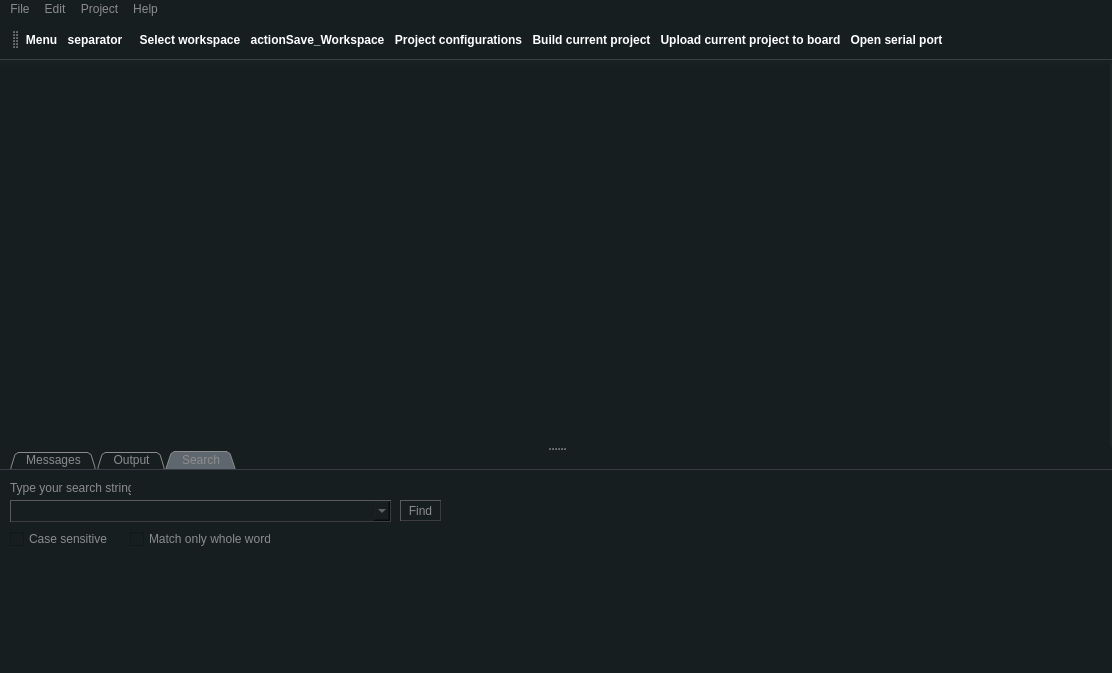
The window that src/mainwindow.ui (aporto/mariamole) describes before a commit, drawn with Qt 5.
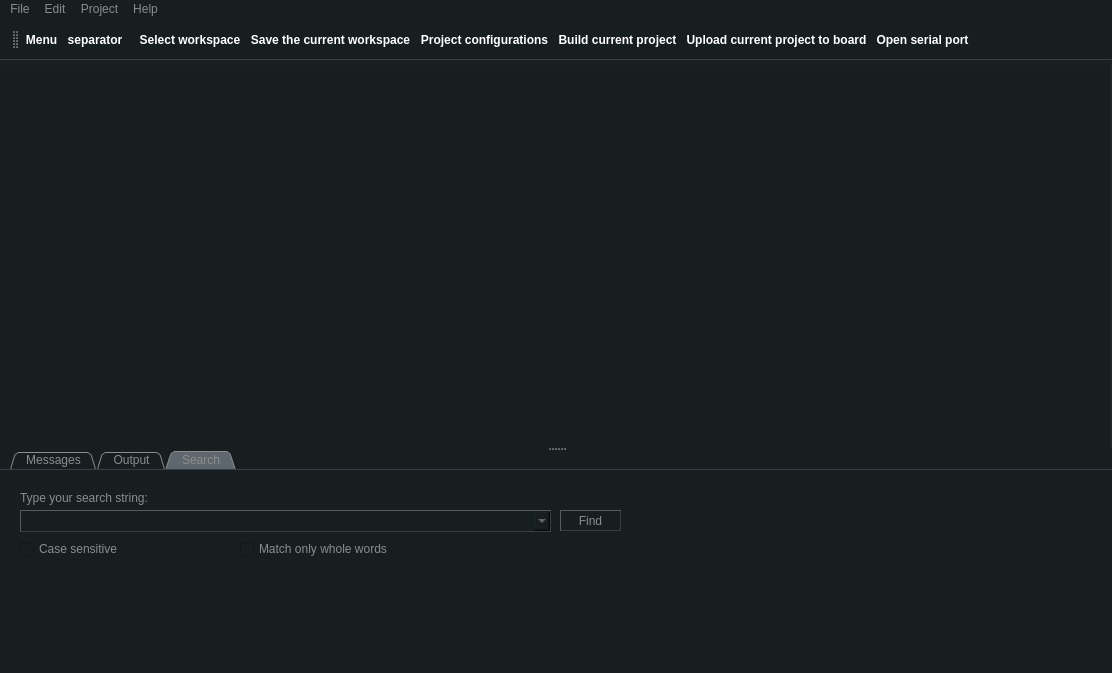
The same window after the commit. The open tabs and pages were chosen to show the change. Icons and pictures are not drawn.

The edit to the form file:
```diff
--- a/src/mainwindow.ui
+++ b/src/mainwindow.ui
@@ -715,9 +715,9 @@
         <widget class="QComboBox" name="searchText">
          <property name="geometry">
           <rect>
-           <x>10</x>
-           <y>30</y>
-           <width>381</width>
+           <x>20</x>
+           <y>40</y>
+           <width>531</width>
            <height>22</height>
           </rect>
          </property>
@@ -728,13 +728,16 @@
      border-color: rgb(60,60,60);
 </string>
          </property>
+         <property name="editable">
+          <bool>true</bool>
+         </property>
         </widget>
         <widget class="QLabel" name="label">
          <property name="geometry">
           <rect>
-           <x>10</x>
-           <y>10</y>
-           <width>121</width>
+           <x>20</x>
+           <y>20</y>
+           <width>221</width>
            <height>16</height>
           </rect>
          </property>
@@ -748,9 +751,9 @@
         <widget class="QCheckBox" name="searchCBCase">
          <property name="geometry">
           <rect>
-           <x>10</x>
-           <y>60</y>
-           <width>101</width>
+           <x>20</x>
+           <y>70</y>
+           <width>161</width>
            <height>18</height>
           </rect>
          </property>
@@ -761,9 +764,9 @@
         <widget class="QPushButton" name="btnSearch">
          <property name="geometry">
           <rect>
-           <x>400</x>
-           <y>30</y>
-           <width>41</width>
+           <x>560</x>
+           <y>40</y>
+           <width>61</width>
            <height>21</height>
           </rect>
          </property>
@@ -781,9 +784,9 @@
         <widget class="QCheckBox" name="searchCBWords">
          <property name="geometry">
           <rect>
-           <x>130</x>
-           <y>60</y>
-           <width>141</width>
+           <x>240</x>
+           <y>70</y>
+           <width>261</width>
            <height>18</height>
           </rect>
          </property>
@@ -923,7 +926,7 @@
      <normaloff>:/MainWindow/resources/toolbar/workspace.png</normaloff>:/MainWindow/resources/toolbar/workspace.png</iconset>
    </property>
    <property name="text">
-    <string>Select workspace</string>
+    <string>Switch workspace</string>
    </property>
    <property name="iconText">
     <string>Select workspace</string>
@@ -971,7 +974,7 @@
      <normaloff>:/MainWindow/resources/toolbar/save.png</normaloff>:/MainWindow/resources/toolbar/save.png</iconset>
    </property>
    <property name="text">
-    <string>actionSave_Workspace</string>
+    <string>Save the current workspace</string>
    </property>
    <property name="toolTip">
     <string>Save all projects and their corresponding files</string>
```
Left out of the diff: 35 changed lines with no effect on the pictures.
